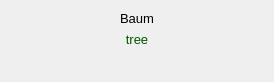
Old version of the form src/practice/practice_widget_flashcard.ui in the repository KDE/parley.
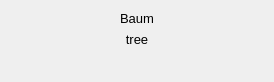
New version of the form.

Commit message:
add support to set 5 different font colors in the theme to be used in different places
the use of these elements is documented in theme_reference.svgz

What changed in the file:
```diff
--- a/src/practice/practice_widget_flashcard.ui
+++ b/src/practice/practice_widget_flashcard.ui
@@ -31,70 +31,6 @@
    </item>
    <item>
     <widget class="QLabel" name="solutionLabel">
-     <property name="palette">
-      <palette>
-       <active>
-        <colorrole role="WindowText">
-         <brush brushstyle="SolidPattern">
-          <color alpha="255">
-           <red>0</red>
-           <green>85</green>
-           <blue>0</blue>
-          </color>
-         </brush>
-        </colorrole>
-        <colorrole role="Text">
-         <brush brushstyle="SolidPattern">
-          <color alpha="255">
-           <red>0</red>
-           <green>170</green>
-           <blue>0</blue>
-          </color>
-         </brush>
-        </colorrole>
-       </active>
-       <inactive>
-        <colorrole role="WindowText">
-         <brush brushstyle="SolidPattern">
-          <color alpha="255">
-           <red>0</red>
-           <green>85</green>
-           <blue>0</blue>
-          </color>
-         </brush>
-        </colorrole>
-        <colorrole role="Text">
-         <brush brushstyle="SolidPattern">
-          <color alpha="255">
-           <red>0</red>
-           <green>170</green>
-           <blue>0</blue>
-          </color>
-         </brush>
-        </colorrole>
-       </inactive>
-       <disabled>
-        <colorrole role="WindowText">
-         <brush brushstyle="SolidPattern">
-          <color alpha="255">
-           <red>126</red>
-           <green>125</green>
-           <blue>124</blue>
-          </color>
-         </brush>
-        </colorrole>
-        <colorrole role="Text">
-         <brush brushstyle="SolidPattern">
-          <color alpha="255">
-           <red>126</red>
-           <green>125</green>
-           <blue>124</blue>
-          </color>
-         </brush>
-        </colorrole>
-       </disabled>
-      </palette>
-     </property>
      <property name="font">
       <font>
        <pointsize>10</pointsize>
```
Left out of the diff: 4 changed lines with no effect on the pictures. The commit also changes 17 other files.
